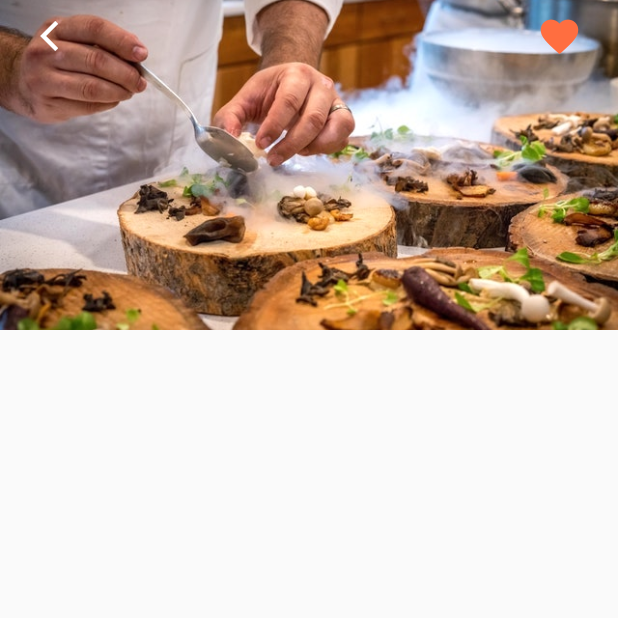
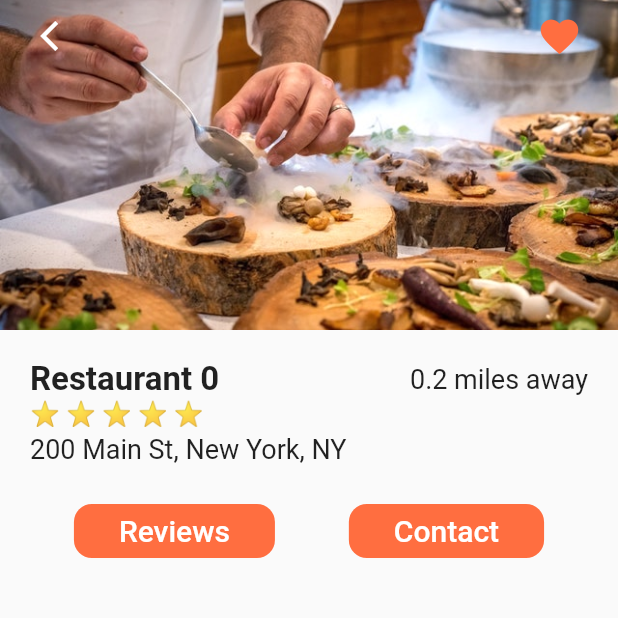
Before and after one commit to prufect/flutter_food_delivery_ui, a Flutter app: the screen it shows after launch, after a tap on "Restaurant 0", on a phone screen of 412 x 824 dp, the top half of it. Run offline on Flutter 3.47's test engine with Material 2 defaults, Android fonts, the phone set to English and light mode, and no system bars.

Commit message:
Add Restaurant info

```diff
--- a/lib/screens/restaurant_screen.dart
+++ b/lib/screens/restaurant_screen.dart
@@ -1,5 +1,7 @@
 import 'package:flutter/material.dart';
+import 'package:flutter_food_delivery_ui/data/data.dart';
 import 'package:flutter_food_delivery_ui/models/restaurant.dart';
+import 'package:flutter_food_delivery_ui/widgets/rating_stars.dart';
 
 class RestaurantScreen extends StatefulWidget {
   final Restaurant restaurant;
@@ -54,6 +56,73 @@ class _RestaurantScreenState extends State<RestaurantScreen> {
                 )
               ],
             ),
+            Padding(
+              padding: const EdgeInsets.all(20.0),
+              child: Column(
+                crossAxisAlignment: CrossAxisAlignment.start,
+                children: [
+                  Row(
+                    mainAxisAlignment: MainAxisAlignment.spaceBetween,
+                    children: [
+                      Text(
+                        widget.restaurant.name,
+                        style: TextStyle(
+                          fontSize: 22.0,
+                          fontWeight: FontWeight.bold,
+                        ),
+                      ),
+                      Text(
+                        "0.2 miles away",
+                        style: TextStyle(
+                          fontSize: 18.0,
+                        ),
+                      ),
+                    ],
+                  ),
+                  RatingStars(widget.restaurant.rating),
+                  SizedBox(height: 4.0),
+                  Text(
+                    widget.restaurant.address,
+                    style: TextStyle(fontSize: 18),
+                  ),
+                ],
+              ),
+            ),
+            Row(
+              mainAxisAlignment: MainAxisAlignment.spaceEvenly,
+              children: [
+                FlatButton(
+                  onPressed: () {},
+                  child: Text(
+                    "Reviews",
+                    style: TextStyle(
+                      color: Colors.white,
+                      fontSize: 20,
+                    ),
+                  ),
+                  shape: RoundedRectangleBorder(
+                    borderRadius: BorderRadius.circular(12.0),
+                  ),
+                  color: Theme.of(context).primaryColor,
+                  padding: EdgeInsets.symmetric(horizontal: 30.0),
+                ),
+                FlatButton(
+                  onPressed: () {},
+                  child: Text(
+                    "Contact",
+                    style: TextStyle(
+                      color: Colors.white,
+                      fontSize: 20,
+                    ),
+                  ),
+                  shape: RoundedRectangleBorder(
+                    borderRadius: BorderRadius.circular(12.0),
+                  ),
+                  color: Theme.of(context).primaryColor,
+                  padding: EdgeInsets.symmetric(horizontal: 30.0),
+                ),
+              ],
+            )
           ],
         ),
       ),
```
